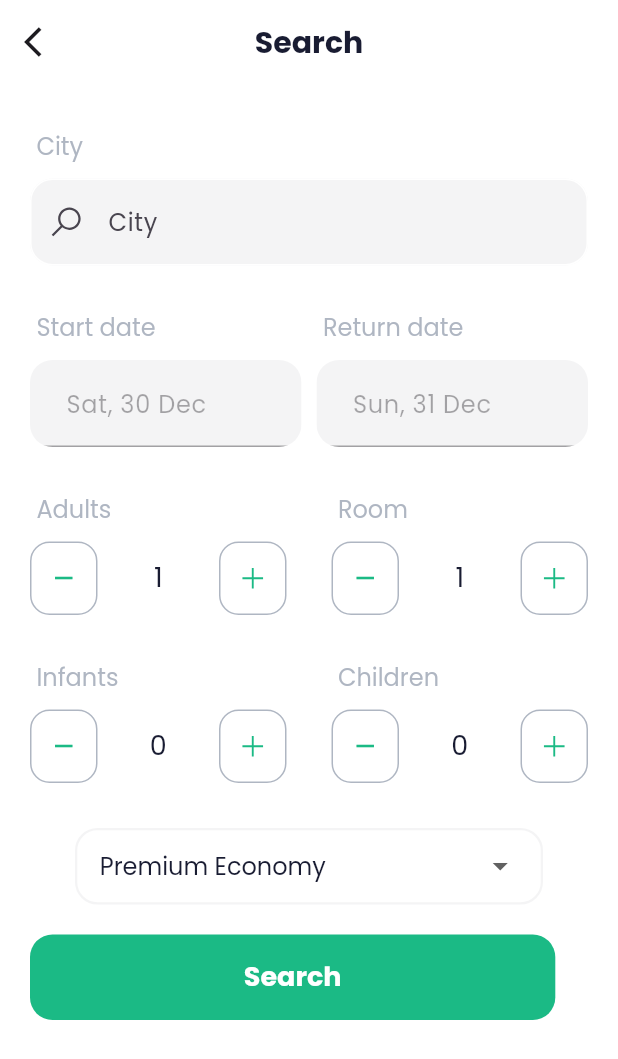
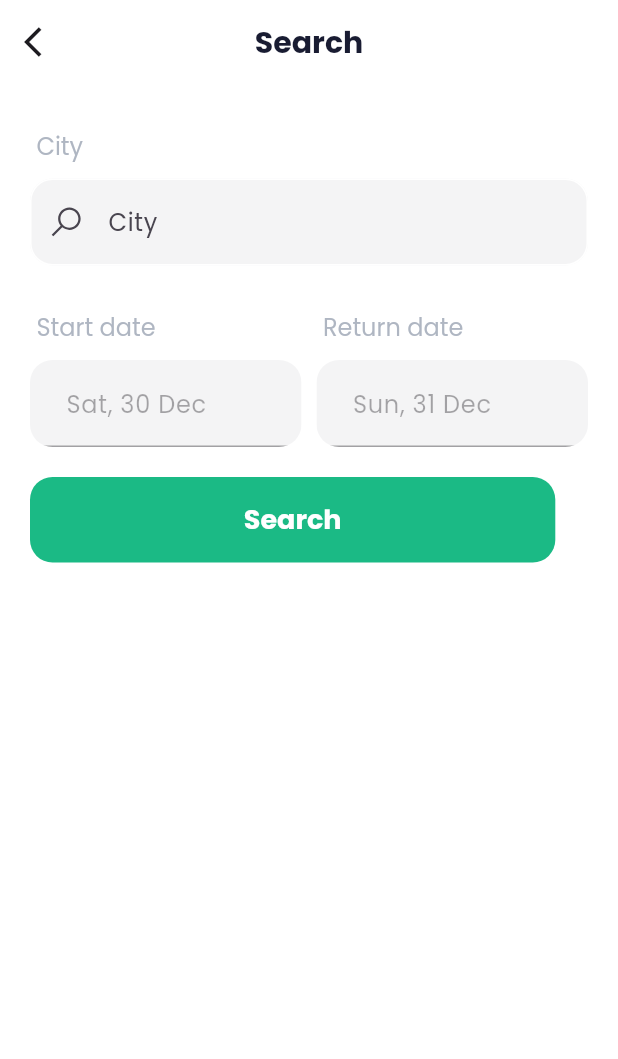
Before and after one commit to saladass645/travel, a Flutter app: the LayoutScreen screen opened directly, after a tap on "Search your trip", on a phone screen of 412 x 824 dp. Shown: the top 1059 px of the screen. Run offline on Flutter 3.47's test engine with Material 3 defaults, Android fonts, the phone set to English and light mode, and no system bars; our stand-ins replace carousel_slider, cloud_firestore, dio, firebase_auth, firebase_core, firebase_storage and 8 more; missing offline and left inert: firebase_app_check; accounts and stored records are empty; network calls fail; statements that could not run were skipped.

```diff
--- a/lib/controllers/trip/trip_controller.dart
+++ b/lib/controllers/trip/trip_controller.dart
@@ -1,10 +1,10 @@
-import 'dart:convert';
+//import 'dart:convert';
 
 import 'package:flutter/material.dart';
 import 'package:get/get.dart';
 import 'package:travel_app/models/trip_details.dart';
 import 'package:travel_app/models/trip_model.dart';
-import 'package:travel_app/network/firestore_service.dart';
+//import 'package:travel_app/network/firestore_service.dart';
 
 class TripController extends GetxController {
   RxList<Trip> tripList = <Trip>[].obs;
--- a/lib/views/home/home_screen.dart
+++ b/lib/views/home/home_screen.dart
@@ -186,12 +186,12 @@ class HomeScreen extends GetWidget<HomeController> {
                           },
                         ),
                       ),
-                      SizedBox(height: 20),
-                      CustomText(
-                        text: "Popular_Categories".tr,
-                        fontWeight: FontWeight.bold,
-                        fontSize: 17,
-                      ),
+                      // SizedBox(height: 20),
+                      // CustomText(
+                      //   text: "Popular_Categories".tr,
+                      //   fontWeight: FontWeight.bold,
+                      //   fontSize: 17,
+                      // ),
                       SizedBox(height: 20),
                       Container(
                         height: 100,
--- a/lib/views/home/search_option_screen.dart
+++ b/lib/views/home/search_option_screen.dart
@@ -10,7 +10,6 @@ import 'package:travel_app/components/custom_text.dart';
 import 'package:travel_app/controllers/home/search_option_controller.dart';
 import 'package:travel_app/controllers/home/search_results_controller.dart';
 import 'package:travel_app/helpers/constants.dart';
-import 'package:travel_app/helpers/enum_helper.dart';
 import 'package:travel_app/views/home/search_results_screen.dart';
 
 class SearchOptionScreen extends GetWidget<SearchOptionController> {
@@ -142,89 +141,6 @@ class SearchOptionScreen extends GetWidget<SearchOptionController> {
                     ),
                   ],
                 ),
-                SizedBox(height: 30),
-                Row(
-                  children: [
-                    Expanded(
-                      child: _BuildItem(
-                        title: " " + "adults".tr,
-                        count: controller.adult,
-                        decreaseFunction: () =>
-                            controller.decrease(CounterType.adult),
-                        increaseFunction: () =>
-                            controller.increase(CounterType.adult),
-                      ),
-                    ),
-                    SizedBox(width: 30),
-                    Expanded(
-                      child: _BuildItem(
-                        title: " " + "room".tr,
-                        count: controller.room,
-                        decreaseFunction: () =>
-                            controller.decrease(CounterType.room),
-                        increaseFunction: () =>
-                            controller.increase(CounterType.room),
-                      ),
-                    ),
-                  ],
-                ),
-                SizedBox(height: 30),
-                Row(
-                  children: [
-                    Expanded(
-                      child: _BuildItem(
-                        title: " " + "infants".tr,
-                        count: controller.infants,
-                        decreaseFunction: () =>
-                            controller.decrease(CounterType.infants),
-                        increaseFunction: () =>
-                            controller.increase(CounterType.infants),
-                      ),
-                    ),
-                    SizedBox(width: 30),
-                    Expanded(
-                      child: _BuildItem(
-                        title: " " + "children".tr,
-                        count: controller.children,
-                        decreaseFunction: () =>
-                            controller.decrease(CounterType.children),
-                        increaseFunction: () =>
-                            controller.increase(CounterType.children),
-                      ),
-                    ),
-                  ],
-                ),
-                SizedBox(height: 30),
-                Container(
-                  padding: EdgeInsets.symmetric(horizontal: 30),
-                  child: Container(
-                    padding: EdgeInsets.symmetric(horizontal: 15),
-                    decoration: BoxDecoration(
-                      borderRadius: BorderRadius.circular(15),
-                      border: Border.all(
-                        color: k_fieldGray,
-                        width: 1.5,
-                      ),
-                    ),
-                    child: DropdownButton<String>(
-                      value: controller.economyValue,
-                      isExpanded: true,
-                      borderRadius: BorderRadius.circular(20),
-                      underline: Container(),
-                      items: controller.economyItems
-                          .map(
-                            (e) => DropdownMenuItem(
-                              child: CustomText(
-                                text: e,
-                              ),
-                              value: e,
-                            ),
-                          )
-                          .toList(),
-                      onChanged: controller.onChanged,
-                    ),
-                  ),
-                ),
                 SizedBox(height: 20),
                 CustomButton(
                   text: "Search".tr,
--- a/lib/views/profile/profile_screen.dart
+++ b/lib/views/profile/profile_screen.dart
@@ -70,20 +70,20 @@ class ProfileScreen extends GetWidget<ProfileController> {
             //   },
             //),
             // SizedBox(height: 25),
-            _BuildItem(
-              title: "Account Security".tr,
-              leadingIcon: Icons.lock_open,
-              sufixIcon: Icons.arrow_forward_ios,
-              onTap: () {},
-            ),
-            SizedBox(height: 25),
-            _BuildItem(
-              title: "Help".tr,
-              leadingIcon: Icons.help_outline,
-              sufixIcon: Icons.arrow_forward_ios,
-              onTap: () {},
-            ),
-            SizedBox(height: 25),
+            // _BuildItem(
+            //   title: "Account Security".tr,
+            //   leadingIcon: Icons.lock_open,
+            //   sufixIcon: Icons.arrow_forward_ios,
+            //   onTap: () {},
+            // ),
+            // SizedBox(height: 25),
+            // _BuildItem(
+            //   title: "Help".tr,
+            //   leadingIcon: Icons.help_outline,
+            //   sufixIcon: Icons.arrow_forward_ios,
+            //   onTap: () {},
+            // ),
+            // SizedBox(height: 25),
             // _BuildItem(
             //   title: "Currency Converter".tr,
             //   leadingIcon: Icons.currency_bitcoin,
```
